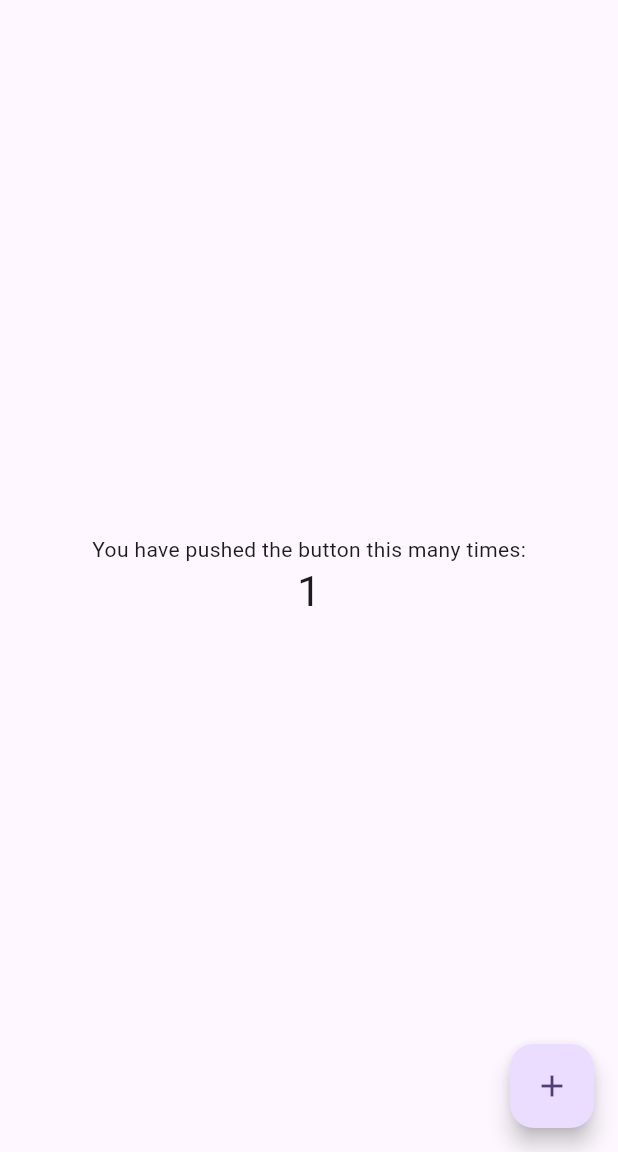
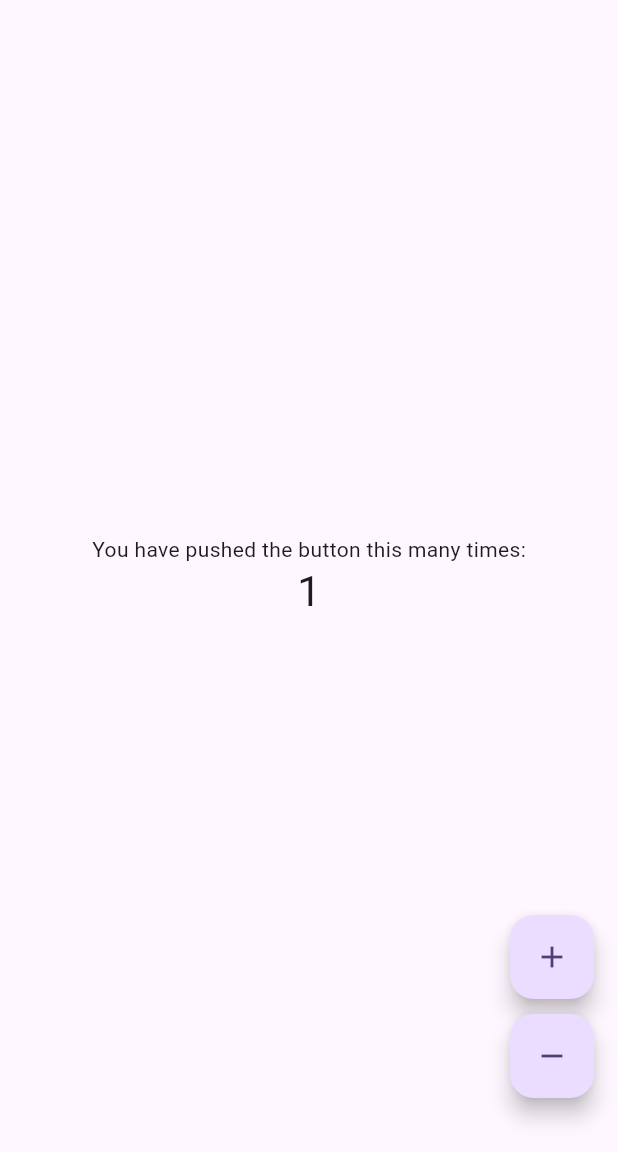
Before and after one commit to devnizamuddin/learn_flutter_bloc, a Flutter app: the screen it shows after launch, after a tap on the "add" icon, on a phone screen of 412 x 824 dp, the part 84-1236 px from its top. Run offline on Flutter 3.47's test engine with Material 3 defaults, Android fonts, the phone set to English and light mode, and no system bars; our stand-ins replace flutter_bloc.

Commit message:
counter_cubit implemented on home with stateless widget

```diff
--- a/lib/my_home_page.dart
+++ b/lib/my_home_page.dart
@@ -1,29 +1,20 @@
 import 'package:flutter/material.dart';
+import 'package:flutter_bloc/flutter_bloc.dart';
+import 'package:learn_flutter/cubit/counter_cubit.dart';
 
-class MyHomePage extends StatefulWidget {
+class MyHomePage extends StatelessWidget {
   const MyHomePage({super.key, required this.title});
 
   final String title;
 
   @override
-  State<MyHomePage> createState() => _MyHomePageState();
-}
+  Widget build(BuildContext context) {
+    final CounterCubit counterCubit = CounterCubit();
 
-class _MyHomePageState extends State<MyHomePage> {
-  int _counter = 0;
-
-  void _incrementCounter() {
-    setState(() {
-      _counter++;
-    });
-  }
-
-  @override
-  Widget build(BuildContext context) {
     return Scaffold(
       appBar: AppBar(
         backgroundColor: Theme.of(context).colorScheme.inversePrimary,
-        title: Text(widget.title),
+        title: Text(title),
       ),
       body: Center(
         child: Column(
@@ -32,17 +23,38 @@ class _MyHomePageState extends State<MyHomePage> {
             const Text(
               'You have pushed the button this many times:',
             ),
-            Text(
-              '$_counter',
-              style: Theme.of(context).textTheme.headlineMedium,
+            BlocBuilder<CounterCubit, int>(
+              bloc: counterCubit,
+              builder: (context, counter) {
+                return Text(
+                  '$counter',
+                  style: Theme.of(context).textTheme.headlineMedium,
+                );
+              },
             ),
           ],
         ),
       ),
-      floatingActionButton: FloatingActionButton(
-        onPressed: _incrementCounter,
-        tooltip: 'Increment',
-        child: const Icon(Icons.add),
+      floatingActionButton: Column(
+        mainAxisAlignment: MainAxisAlignment.end,
+        children: [
+          FloatingActionButton(
+            onPressed: () {
+              counterCubit.increment();
+            },
+            tooltip: 'Increment',
+            child: const Icon(Icons.add),
+          ),
+          const SizedBox(height: 10),
+          FloatingActionButton(
+            onPressed: () {
+              counterCubit.decrement();
+            },
+            tooltip: 'Decrement',
+            child: const Icon(Icons.remove),
+          ),
+          const SizedBox(height: 20),
+        ],
       ),
     );
   }
```
